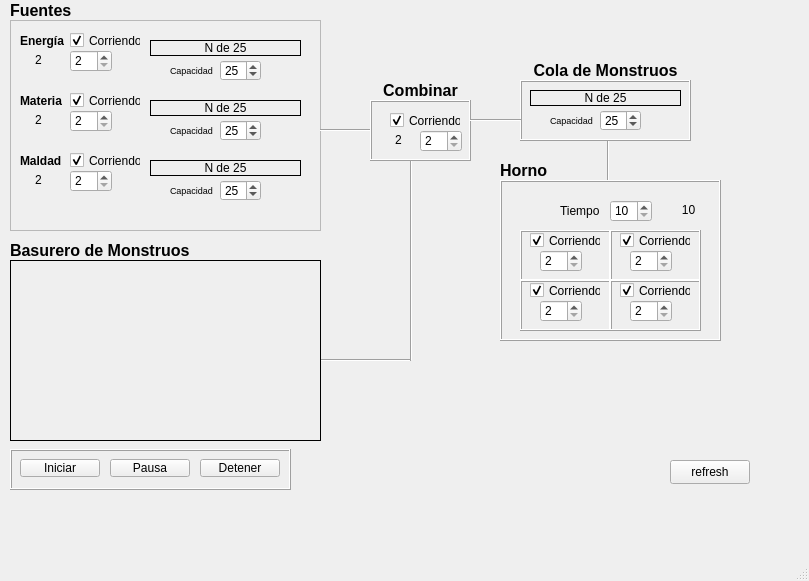
Qt form EstructurasDeDatos(cpp)/MonsterFactoryProject2024130345/mainwindow.ui (Ale083/ProyectosTEC) before a commit.
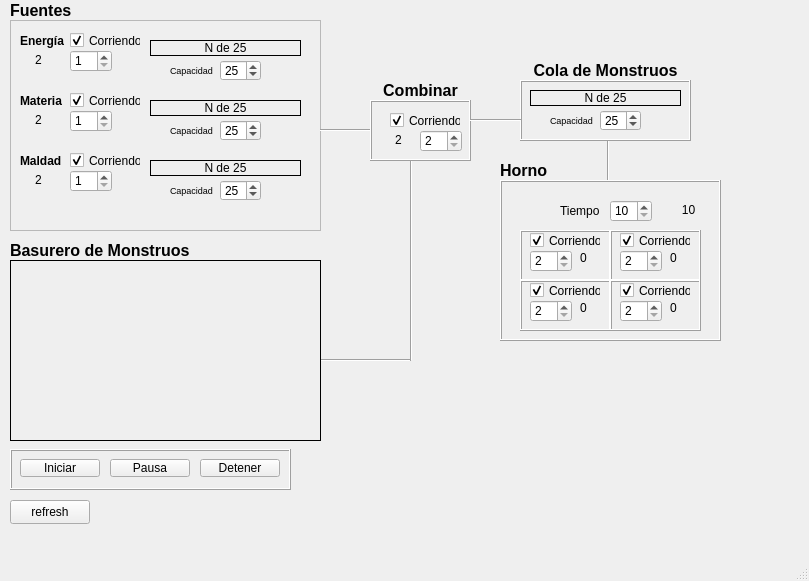
The same form after that commit.

Diff of the .ui file:
```diff
--- a/EstructurasDeDatos(cpp)/MonsterFactoryProject2024130345/mainwindow.ui
+++ b/EstructurasDeDatos(cpp)/MonsterFactoryProject2024130345/mainwindow.ui
@@ -45,11 +45,14 @@
       </rect>
      </property>
      <property name="minimum">
-      <number>2</number>
+      <number>1</number>
      </property>
      <property name="maximum">
       <number>20</number>
      </property>
+     <property name="value">
+      <number>1</number>
+     </property>
     </widget>
     <widget class="QSpinBox" name="sbxMaldad">
      <property name="enabled">
@@ -64,11 +67,14 @@
       </rect>
      </property>
      <property name="minimum">
-      <number>2</number>
+      <number>1</number>
      </property>
      <property name="maximum">
       <number>20</number>
      </property>
+     <property name="value">
+      <number>1</number>
+     </property>
     </widget>
     <widget class="QCheckBox" name="checkBoxMaldad">
      <property name="geometry">
@@ -326,11 +332,14 @@
       </rect>
      </property>
      <property name="minimum">
-      <number>2</number>
+      <number>1</number>
      </property>
      <property name="maximum">
       <number>20</number>
      </property>
+     <property name="value">
+      <number>1</number>
+     </property>
     </widget>
     <widget class="QLabel" name="lblCountdownMaterial">
      <property name="geometry">
@@ -869,7 +878,7 @@
       </property>
       <property name="geometry">
        <rect>
-        <x>20</x>
+        <x>10</x>
         <y>20</y>
         <width>42</width>
         <height>22</height>
@@ -882,6 +891,19 @@
        <number>4</number>
       </property>
      </widget>
+     <widget class="QLabel" name="lblContenido1">
+      <property name="geometry">
+       <rect>
+        <x>60</x>
+        <y>20</y>
+        <width>21</width>
+        <height>16</height>
+       </rect>
+      </property>
+      <property name="text">
+       <string>0</string>
+      </property>
+     </widget>
     </widget>
     <widget class="QFrame" name="frmBandeja2">
      <property name="geometry">
@@ -920,7 +942,7 @@
       </property>
       <property name="geometry">
        <rect>
-        <x>20</x>
+        <x>10</x>
         <y>20</y>
         <width>42</width>
         <height>22</height>
@@ -933,6 +955,19 @@
        <number>4</number>
       </property>
      </widget>
+     <widget class="QLabel" name="lblContenido2">
+      <property name="geometry">
+       <rect>
+        <x>60</x>
+        <y>20</y>
+        <width>21</width>
+        <height>16</height>
+       </rect>
+      </property>
+      <property name="text">
+       <string>0</string>
+      </property>
+     </widget>
     </widget>
     <widget class="QFrame" name="frmBandeja3">
      <property name="geometry">
@@ -971,7 +1006,7 @@
       </property>
       <property name="geometry">
        <rect>
-        <x>20</x>
+        <x>10</x>
         <y>20</y>
         <width>42</width>
         <height>22</height>
@@ -984,6 +1019,19 @@
        <number>4</number>
       </property>
      </widget>
+     <widget class="QLabel" name="lblContenido3">
+      <property name="geometry">
+       <rect>
+        <x>60</x>
+        <y>20</y>
+        <width>21</width>
+        <height>16</height>
+       </rect>
+      </property>
+      <property name="text">
+       <string>0</string>
+      </property>
+     </widget>
     </widget>
     <widget class="QFrame" name="frmBandeja4">
      <property name="geometry">
@@ -1022,7 +1070,7 @@
       </property>
       <property name="geometry">
        <rect>
-        <x>20</x>
+        <x>10</x>
         <y>20</y>
         <width>42</width>
         <height>22</height>
@@ -1035,6 +1083,19 @@
        <number>4</number>
       </property>
      </widget>
+     <widget class="QLabel" name="lblContenido4">
+      <property name="geometry">
+       <rect>
+        <x>60</x>
+        <y>20</y>
+        <width>21</width>
+        <height>16</height>
+       </rect>
+      </property>
+      <property name="text">
+       <string>0</string>
+      </property>
+     </widget>
     </widget>
     <widget class="QLabel" name="lblCountdownHorno">
      <property name="geometry">
@@ -1136,8 +1197,8 @@
    <widget class="QPushButton" name="btnRefresh">
     <property name="geometry">
      <rect>
-      <x>670</x>
-      <y>460</y>
+      <x>10</x>
+      <y>500</y>
       <width>80</width>
       <height>24</height>
      </rect>
```
Left out of the diff: 4 changed lines with no effect on the pictures.
